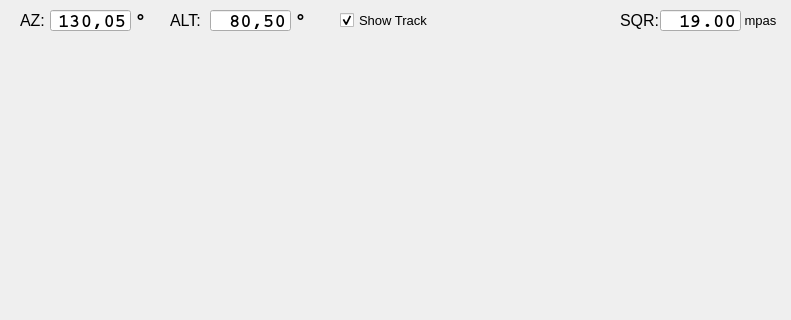
Qt form mountwizzard/gui/coordinate_dialog_ui.ui (sayitfast/MountWizzard3) before a commit; both pictures show x 0 to 791 and y 0 to 320 of the 791 by 639 pixel window.
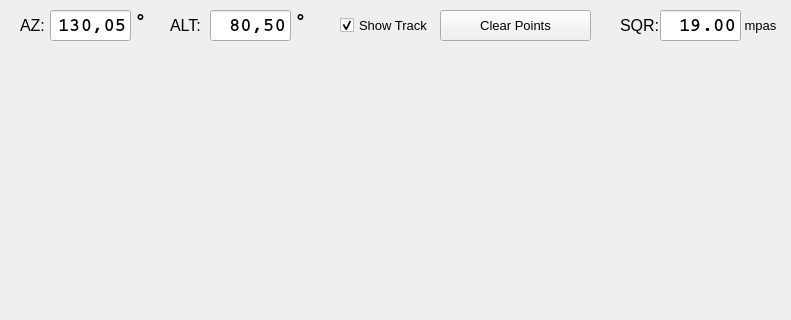
The same form after that commit.

Commit message: move clear points from main to model window

Patch:
```diff
--- a/mountwizzard/gui/coordinate_dialog_ui.ui
+++ b/mountwizzard/gui/coordinate_dialog_ui.ui
@@ -24,7 +24,7 @@
      <x>50</x>
      <y>10</y>
      <width>81</width>
-     <height>21</height>
+     <height>31</height>
     </rect>
    </property>
    <property name="font">
@@ -63,7 +63,7 @@
      <x>210</x>
      <y>10</y>
      <width>81</width>
-     <height>21</height>
+     <height>31</height>
     </rect>
    </property>
    <property name="font">
@@ -102,7 +102,7 @@
      <x>20</x>
      <y>10</y>
      <width>31</width>
-     <height>21</height>
+     <height>31</height>
     </rect>
    </property>
    <property name="font">
@@ -123,7 +123,7 @@
      <x>170</x>
      <y>10</y>
      <width>41</width>
-     <height>21</height>
+     <height>31</height>
     </rect>
    </property>
    <property name="font">
@@ -198,7 +198,7 @@
      <x>620</x>
      <y>10</y>
      <width>41</width>
-     <height>21</height>
+     <height>31</height>
     </rect>
    </property>
    <property name="font">
@@ -225,7 +225,7 @@
      <x>660</x>
      <y>10</y>
      <width>81</width>
-     <height>21</height>
+     <height>31</height>
     </rect>
    </property>
    <property name="font">
@@ -270,7 +270,7 @@
      <x>740</x>
      <y>10</y>
      <width>41</width>
-     <height>20</height>
+     <height>31</height>
     </rect>
    </property>
    <property name="font">
@@ -295,7 +295,7 @@
      <x>340</x>
      <y>10</y>
      <width>101</width>
-     <height>20</height>
+     <height>31</height>
     </rect>
    </property>
    <property name="font">
@@ -323,9 +323,9 @@
    <property name="geometry">
     <rect>
      <x>10</x>
-     <y>40</y>
+     <y>60</y>
      <width>771</width>
-     <height>591</height>
+     <height>571</height>
     </rect>
    </property>
    <property name="autoFillBackground">
@@ -335,6 +335,27 @@
     <string notr="true"/>
    </property>
   </widget>
+  <widget class="QPushButton" name="btn_deletePoints">
+   <property name="geometry">
+    <rect>
+     <x>440</x>
+     <y>10</y>
+     <width>151</width>
+     <height>31</height>
+    </rect>
+   </property>
+   <property name="font">
+    <font>
+     <pointsize>10</pointsize>
+    </font>
+   </property>
+   <property name="toolTip">
+    <string>&lt;html&gt;&lt;head/&gt;&lt;body&gt;&lt;p&gt;Delete all points on coordinate window including Base / Model&lt;/p&gt;&lt;/body&gt;&lt;/html&gt;</string>
+   </property>
+   <property name="text">
+    <string>Clear Points</string>
+   </property>
+  </widget>
   <zorder>hemisphere</zorder>
   <zorder>le_telescopeAzimut</zorder>
   <zorder>le_telescopeAltitude</zorder>
```
Left out of the diff: 1 changed line with no effect on the pictures. The commit also changes 5 other files.
